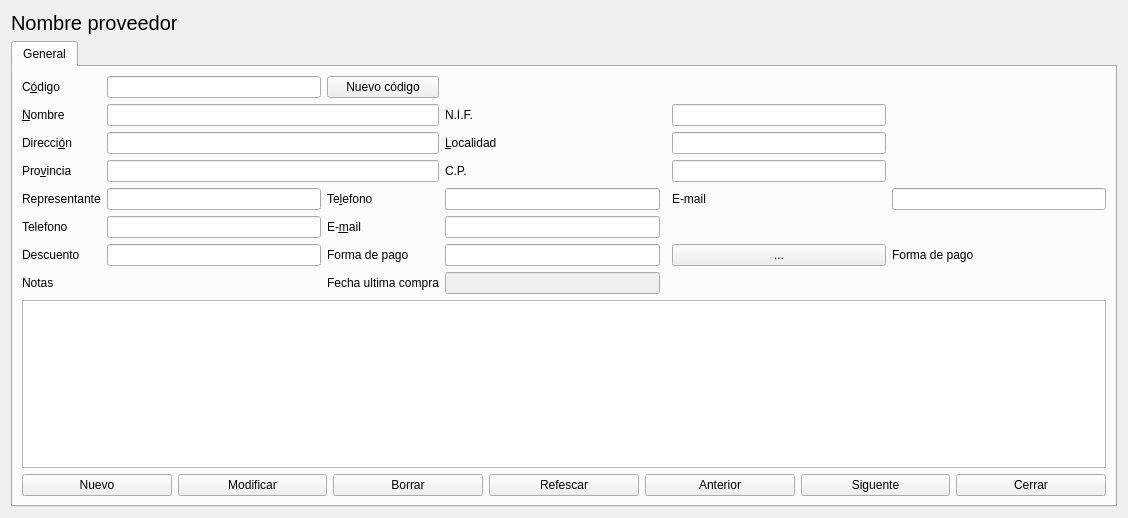
The window that proveedores.ui (Ladis72/tienda) describes before a commit, drawn with Qt 5.
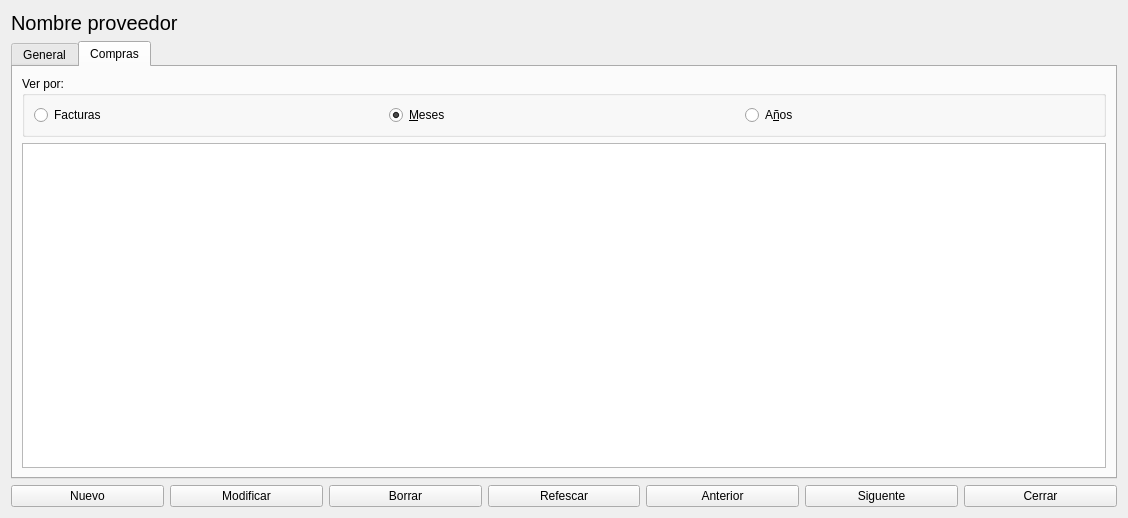
The same window after the commit.

Commit message: Compras en proveedores.ui y boton generar etiqueta en articulos.ui

```diff
--- a/proveedores.ui
+++ b/proveedores.ui
@@ -14,10 +14,22 @@
    <string>Proveedores</string>
   </property>
   <layout class="QGridLayout" name="gridLayout_2">
-   <item row="1" column="1">
+   <item row="0" column="1">
+    <widget class="QLabel" name="labelNombre">
+     <property name="font">
+      <font>
+       <pointsize>15</pointsize>
+      </font>
+     </property>
+     <property name="text">
+      <string>Nombre proveedor</string>
+     </property>
+    </widget>
+   </item>
+   <item row="2" column="1">
     <widget class="QTabWidget" name="tabWidget">
      <property name="currentIndex">
-      <number>0</number>
+      <number>1</number>
      </property>
      <widget class="QWidget" name="tab">
       <attribute name="title">
@@ -258,7 +270,54 @@
          </item>
         </layout>
        </item>
+      </layout>
+     </widget>
+     <widget class="QWidget" name="Compras">
+      <attribute name="title">
+       <string>Compras</string>
+      </attribute>
+      <layout class="QGridLayout" name="gridLayout_3">
+       <item row="0" column="0">
+        <widget class="QGroupBox" name="groupBox">
+         <property name="title">
+          <string>Ver por:</string>
+         </property>
+         <layout class="QHBoxLayout" name="horizontalLayout_2">
+          <item>
+           <widget class="QRadioButton" name="radioButtonComprasFacturas">
+            <property name="text">
+             <string>Facturas</string>
+            </property>
+           </widget>
+          </item>
+          <item>
+           <widget class="QRadioButton" name="radioButtonComprasMeses">
+            <property name="text">
+             <string>&amp;Meses</string>
+            </property>
+            <property name="checked">
+             <bool>true</bool>
+            </property>
+           </widget>
+          </item>
+          <item>
+           <widget class="QRadioButton" name="radioButtonComprasAnos">
+            <property name="text">
+             <string>A&amp;ños</string>
+            </property>
+           </widget>
+          </item>
+         </layout>
+        </widget>
+       </item>
        <item row="1" column="0">
+        <widget class="QTableView" name="tableViewCompras"/>
+       </item>
+      </layout>
+     </widget>
+    </widget>
+   </item>
+   <item row="3" column="1">
         <layout class="QHBoxLayout" name="horizontalLayout">
          <item>
           <widget class="QPushButton" name="pushButtonNuevo">
@@ -334,22 +393,6 @@
        </item>
       </layout>
      </widget>
-    </widget>
-   </item>
-   <item row="0" column="1">
-    <widget class="QLabel" name="labelNombre">
-     <property name="font">
-      <font>
-       <pointsize>15</pointsize>
-      </font>
-     </property>
-     <property name="text">
-      <string>Nombre proveedor</string>
-     </property>
-    </widget>
-   </item>
-  </layout>
- </widget>
  <tabstops>
   <tabstop>lineEditCod</tabstop>
   <tabstop>lineEditNombre</tabstop>
```
Left out of the diff: 1 changed line with no effect on the pictures. Lines whose indentation alone changed are shown as unchanged. The commit also changes 5 other files.
